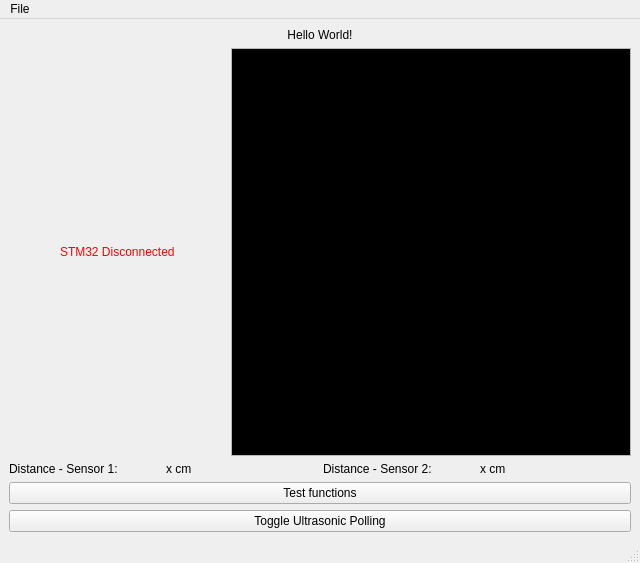
The window that mainwindow.ui (LeedsRaspJam/Cryptoid-Python) describes before a commit, drawn with Qt 5.
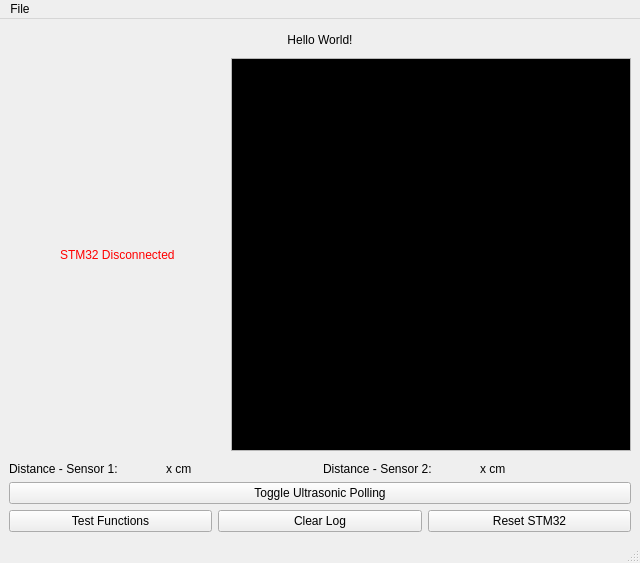
The same window after the commit.

Diff of the .ui file:
```diff
--- a/mainwindow.ui
+++ b/mainwindow.ui
@@ -15,6 +15,22 @@
   </property>
   <widget class="QWidget" name="centralwidget">
    <layout class="QVBoxLayout" name="verticalLayout">
+    <item>
+     <spacer name="verticalSpacer">
+      <property name="orientation">
+       <enum>Qt::Vertical</enum>
+      </property>
+      <property name="sizeType">
+       <enum>QSizePolicy::Fixed</enum>
+      </property>
+      <property name="sizeHint" stdset="0">
+       <size>
+        <width>20</width>
+        <height>5</height>
+       </size>
+      </property>
+     </spacer>
+    </item>
     <item>
      <widget class="QLabel" name="mwLabel">
       <property name="text">
@@ -25,24 +41,36 @@
       </property>
      </widget>
     </item>
+    <item>
+     <spacer name="verticalSpacer_3">
+      <property name="orientation">
+       <enum>Qt::Vertical</enum>
+      </property>
+      <property name="sizeType">
+       <enum>QSizePolicy::Minimum</enum>
+      </property>
+      <property name="sizeHint" stdset="0">
+       <size>
+        <width>20</width>
+        <height>5</height>
+       </size>
+      </property>
+     </spacer>
+    </item>
     <item>
      <layout class="QHBoxLayout" name="horizontalLayout">
       <item>
-       <layout class="QHBoxLayout" name="horizontalLayout_2">
-        <item>
-         <spacer name="horizontalSpacer">
-          <property name="orientation">
-           <enum>Qt::Horizontal</enum>
-          </property>
-          <property name="sizeHint" stdset="0">
-           <size>
-            <width>40</width>
-            <height>20</height>
-           </size>
-          </property>
-         </spacer>
-        </item>
-       </layout>
+       <spacer name="horizontalSpacer">
+        <property name="orientation">
+         <enum>Qt::Horizontal</enum>
+        </property>
+        <property name="sizeHint" stdset="0">
+         <size>
+          <width>40</width>
+          <height>20</height>
+         </size>
+        </property>
+       </spacer>
       </item>
       <item>
        <widget class="QLabel" name="stm32Connected">
@@ -260,6 +288,22 @@
       </item>
      </layout>
     </item>
+    <item>
+     <spacer name="verticalSpacer_2">
+      <property name="orientation">
+       <enum>Qt::Vertical</enum>
+      </property>
+      <property name="sizeType">
+       <enum>QSizePolicy::Fixed</enum>
+      </property>
+      <property name="sizeHint" stdset="0">
+       <size>
+        <width>20</width>
+        <height>5</height>
+       </size>
+      </property>
+     </spacer>
+    </item>
     <item>
      <layout class="QHBoxLayout" name="ultrasonicLayout1">
       <item>
@@ -295,21 +339,54 @@
     <item>
      <layout class="QHBoxLayout" name="ultrasonicLayout2">
       <item>
+       <widget class="QPushButton" name="enableUltrasonicPoll">
+        <property name="text">
+         <string>Toggle Ultrasonic Polling</string>
+        </property>
+       </widget>
+      </item>
+     </layout>
+    </item>
+    <item>
+     <layout class="QHBoxLayout" name="horizontalLayout_2">
+      <property name="sizeConstraint">
+       <enum>QLayout::SetDefaultConstraint</enum>
+      </property>
+      <property name="leftMargin">
+       <number>0</number>
+      </property>
+      <property name="topMargin">
+       <number>0</number>
+      </property>
+      <property name="rightMargin">
+       <number>0</number>
+      </property>
+      <property name="bottomMargin">
+       <number>0</number>
+      </property>
+      <item>
        <widget class="QPushButton" name="doAThing">
         <property name="text">
-         <string>Test functions</string>
+         <string>Test Functions</string>
+        </property>
+       </widget>
+      </item>
+      <item>
+       <widget class="QPushButton" name="clearBtn">
+        <property name="text">
+         <string>Clear Log</string>
+        </property>
+       </widget>
+      </item>
+      <item>
+       <widget class="QPushButton" name="resetBtn">
+        <property name="text">
+         <string>Reset STM32</string>
         </property>
        </widget>
       </item>
      </layout>
     </item>
-    <item>
-     <widget class="QPushButton" name="enableUltrasonicPoll">
-      <property name="text">
-       <string>Toggle Ultrasonic Polling</string>
-      </property>
-     </widget>
-    </item>
    </layout>
   </widget>
   <widget class="QMenuBar" name="menubar">
```
